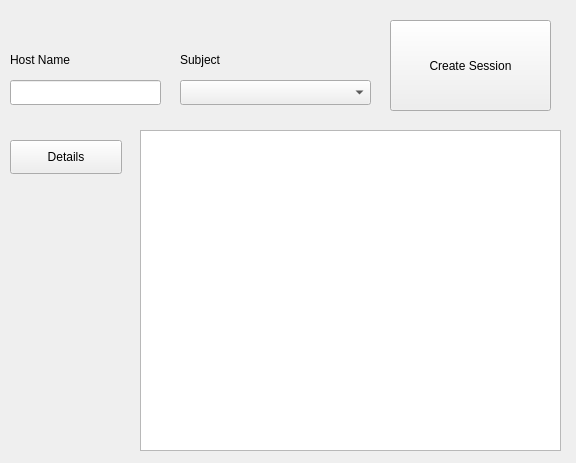
Qt form StudyMeet/viewsessions.ui (DanielCChavez/StudyMeet) before a commit.
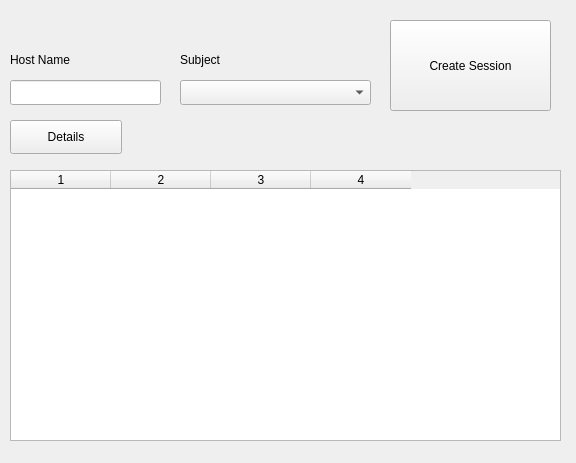
The same form after that commit.

The edit to the form file:
```diff
--- a/StudyMeet/viewsessions.ui
+++ b/StudyMeet/viewsessions.ui
@@ -76,7 +76,7 @@
    <property name="geometry">
     <rect>
      <x>10</x>
-     <y>140</y>
+     <y>120</y>
      <width>112</width>
      <height>34</height>
     </rect>
@@ -85,15 +85,25 @@
     <string>Details</string>
    </property>
   </widget>
-  <widget class="QTableView" name="viewSessionTable">
+  <widget class="QTableWidget" name="sessionTable">
    <property name="geometry">
     <rect>
-     <x>140</x>
-     <y>130</y>
-     <width>421</width>
-     <height>321</height>
+     <x>10</x>
+     <y>170</y>
+     <width>551</width>
+     <height>271</height>
     </rect>
    </property>
+   <property name="columnCount">
+    <number>4</number>
+   </property>
+   <attribute name="verticalHeaderShowSortIndicator" stdset="0">
+    <bool>false</bool>
+   </attribute>
+   <column/>
+   <column/>
+   <column/>
+   <column/>
   </widget>
  </widget>
  <layoutdefault spacing="6" margin="11"/>
```
Left out of the diff: 2 changed lines with no effect on the pictures.
